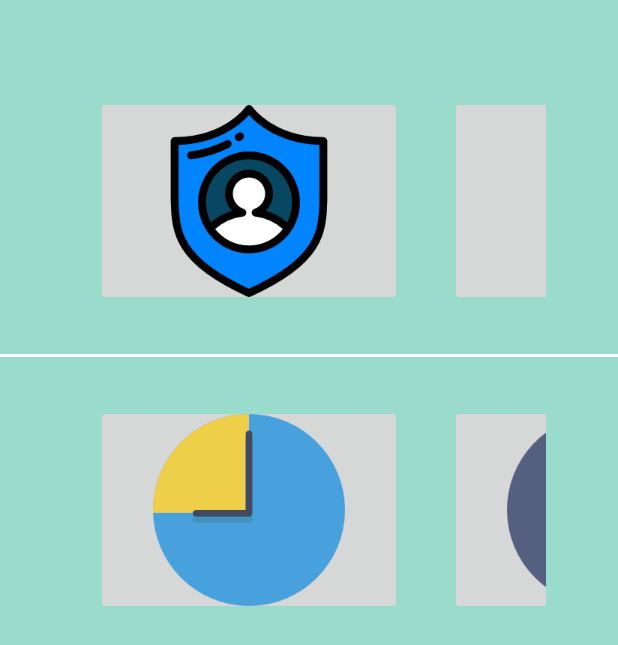
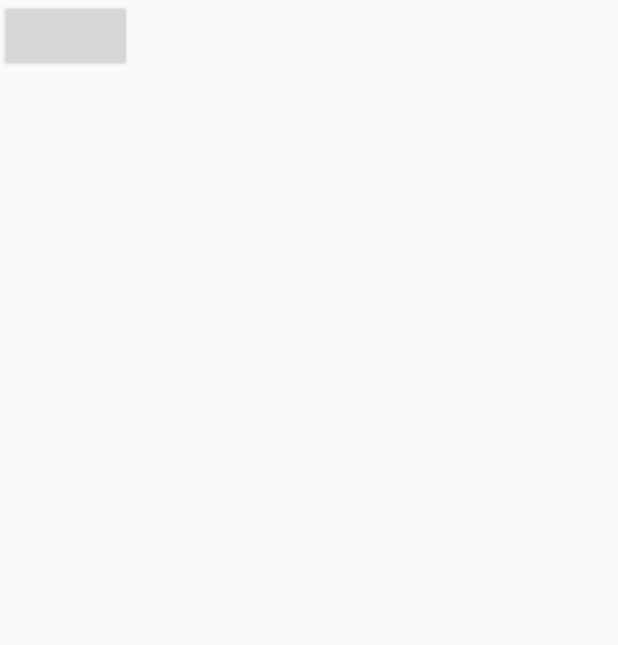
Before and after one commit to daliBsf/Spectrum, an Android app: the layout activity_parent.xml on its own in the app's theme, with its tools: preview values and no code run, on a phone screen of 412 x 824 dp. Shown: the top 645 px of the screen. Run offline under Robolectric (Android 15) with nearby library versions, the phone set to English and light mode, and no system bars.

Commit message:
ApplicationsLayout

```diff
--- a/app/src/main/AndroidManifest.xml
+++ b/app/src/main/AndroidManifest.xml
@@ -23,8 +23,8 @@
                 <category android:name="android.intent.category.LAUNCHER" />
             </intent-filter>
         </activity>
-        <activity android:name=".ui.menu.MenuActivity" />
-        <activity android:name=".ui.ApplicationsLayout.ApplicationsActivity" />
+        <activity android:name=".ui.menu.MenuActivity" ></activity>
+        <activity android:name=".ui.ApplicationsLayout.ApplicationsActivity" ></activity>
         <activity android:name=".ui.ParentLayout.ParentActivity"></activity>
     </application>
 
--- a/app/src/main/java/com/example/dali_bsf/spectrum/data/model/Application.java
+++ b/app/src/main/java/com/example/dali_bsf/spectrum/data/model/Application.java
@@ -1,5 +1,10 @@
 package com.example.dali_bsf.spectrum.data.model;
 
+
+import android.content.Intent;
+
+import io.realm.RealmObject;
+import io.realm.annotations.Ignore;
 
 /**
  * Created by dali-bsf on 16/01/18.
--- a/app/src/main/java/com/example/dali_bsf/spectrum/ui/Application.java
+++ b/app/src/main/java/com/example/dali_bsf/spectrum/ui/Application.java
@@ -20,6 +20,7 @@ public class Application extends DaggerApplication
         super.onCreate();
         RealmConfiguration config = new RealmConfiguration.Builder(getApplicationContext()).setModules(new RealmModule()).build();
         Realm.setDefaultConfiguration(config);
+
     }
 
 
--- a/app/src/main/java/com/example/dali_bsf/spectrum/ui/home/HomeActivity.java
+++ b/app/src/main/java/com/example/dali_bsf/spectrum/ui/home/HomeActivity.java
@@ -8,7 +8,6 @@ import android.util.Log;
 
 import com.example.dali_bsf.spectrum.R;
 import com.example.dali_bsf.spectrum.data.Repostry.IParentRepository;
-import com.github.clans.fab.FloatingActionButton;
 import com.example.dali_bsf.spectrum.ui.ParentLayout.ParentActivity;
 import com.github.clans.fab.FloatingActionButton;
 
@@ -36,11 +35,6 @@ public class HomeActivity extends DaggerActivity implements HomeContract.HomeVie
         ButterKnife.bind(this);
 
     }
-    @OnClick(R.id.control_parental)
-    public void onParentFloatButton(FloatingActionButton parent)
-    {
-
-    }
 
 
     @OnClick(R.id.control_parental)
--- a/app/src/main/java/com/example/dali_bsf/spectrum/ui/menu/MenuContract.java
+++ b/app/src/main/java/com/example/dali_bsf/spectrum/ui/menu/MenuContract.java
@@ -9,7 +9,7 @@ import com.example.dali_bsf.spectrum.ui.home.HomeContract;
  */
 
 public class MenuContract {
-    public interface  MenuView extends BaseView<HomeContract.HomePresenter> {
+    public interface  MenuView extends BaseView<MenuContract.MenuPresenter> {
 
     }
     public interface  MenuPresenter extends BasePresenter { }
--- a/app/src/main/res/layout/activity_parent.xml
+++ b/app/src/main/res/layout/activity_parent.xml
@@ -1,143 +1,9 @@
 <?xml version="1.0" encoding="utf-8"?>
-<LinearLayout
-    xmlns:android="http://schemas.android.com/apk/res/android"
-    xmlns:app="http://schemas.android.com/apk/res-auto"
-    xmlns:tools="http://schemas.android.com/tools"
-    android:layout_width="match_parent"
-    android:layout_height="match_parent"
-    android:orientation="vertical"
-    android:background="@color/parentBackground"
-    >
-
-<LinearLayout
+<android.support.constraint.ConstraintLayout
+    xmlns:android="http://schemas.android.com/apk/res/android" android:layout_width="match_parent"
+    android:layout_height="match_parent">
+<Button
     android:layout_width="wrap_content"
     android:layout_height="wrap_content"
-    android:orientation="horizontal"
-    android:paddingLeft="32dp"
-    android:paddingRight="32dp"
-    android:paddingTop="64dp"
-    android:paddingBottom="32dp">
-    <LinearLayout
-        android:layout_width="wrap_content"
-        android:layout_height="wrap_content"
-        android:orientation="horizontal"
-        android:paddingLeft="32dp"
-        android:paddingRight="16dp">
-    <ImageButton
-        android:id="@+id/imageButton"
-        android:layout_width="204dp"
-        android:layout_height="140dp"
-        app:srcCompat="@mipmap/personne"
-        /></LinearLayout>
-    <LinearLayout
-        android:layout_width="wrap_content"
-        android:layout_height="wrap_content"
-        android:orientation="horizontal"
-        android:paddingLeft="16dp"
-        android:paddingRight="16dp">
-    <ImageButton
-        android:id="@+id/imageButton2"
-        android:layout_width="204dp"
-        android:layout_height="140dp"
-        tools:layout_editor_absoluteX="457dp"
-        tools:layout_editor_absoluteY="337dp" />
-    </LinearLayout>
-    <LinearLayout
-        android:layout_width="wrap_content"
-        android:layout_height="wrap_content"
-        android:orientation="horizontal"
-        android:paddingLeft="16dp"
-        android:paddingRight="16dp">
-        <ImageButton
-        android:id="@+id/imageButton3"
-        android:layout_width="204dp"
-        android:layout_height="140dp"
-        app:srcCompat="@mipmap/internet"  />
-    </LinearLayout>
-    <LinearLayout
-    android:layout_width="wrap_content"
-    android:layout_height="wrap_content"
-    android:orientation="horizontal"
-    android:paddingLeft="16dp"
-    android:paddingRight="32dp">
-    <ImageButton
-        android:id="@+id/imageButton4"
-        android:layout_width="204dp"
-        android:layout_height="140dp"
-        app:srcCompat="@mipmap/ic_launcher"
-        tools:layout_editor_absoluteX="457dp"
-        tools:layout_editor_absoluteY="337dp"  />
-</LinearLayout>
-</LinearLayout>
-
-
-    <View
-        android:layout_width="fill_parent"
-        android:layout_height="2dp"
-        android:background="#ffffff"/>
-
-
-    <LinearLayout
-        android:layout_width="wrap_content"
-        android:layout_height="wrap_content"
-        android:orientation="horizontal"
-        android:paddingLeft="32dp"
-        android:paddingRight="32dp"
-        android:paddingTop="32dp"
-        android:paddingBottom="16dp">
-        <LinearLayout
-            android:layout_width="wrap_content"
-            android:layout_height="wrap_content"
-            android:orientation="horizontal"
-            android:paddingLeft="32dp"
-            android:paddingRight="16dp">
-            <ImageButton
-                android:id="@+id/imageButton1"
-                android:layout_width="204dp"
-                android:layout_height="140dp"
-                app:srcCompat="@mipmap/time"
-
-
-                /></LinearLayout>
-        <LinearLayout
-            android:layout_width="wrap_content"
-            android:layout_height="wrap_content"
-            android:orientation="horizontal"
-            android:paddingLeft="16dp"
-            android:paddingRight="16dp">
-            <ImageButton
-                android:id="@+id/imageButton22"
-                android:layout_width="204dp"
-                android:layout_height="140dp"
-                app:srcCompat="@mipmap/stat"
-                 />
-        </LinearLayout>
-        <LinearLayout
-            android:layout_width="wrap_content"
-            android:layout_height="wrap_content"
-            android:orientation="horizontal"
-            android:paddingLeft="16dp"
-            android:paddingRight="16dp">
-            <ImageButton
-                android:id="@+id/imageButton23"
-                android:layout_width="204dp"
-                android:layout_height="140dp"
-                app:srcCompat="@mipmap/config"
-                />
-        </LinearLayout>
-        <LinearLayout
-            android:layout_width="wrap_content"
-            android:layout_height="wrap_content"
-            android:orientation="horizontal"
-            android:paddingLeft="16dp"
-            android:paddingRight="32dp">
-            <ImageButton
-                android:id="@+id/imageButton24"
-                android:layout_width="204dp"
-                android:layout_height="140dp"
-                app:srcCompat="@mipmap/home"
-                 />
-        </LinearLayout>
-    </LinearLayout>
-
-</LinearLayout>
+    android:id="@+id/application_manage"/>
+</android.support.constraint.ConstraintLayout>
--- a/app/src/main/res/layout/applications.xml
+++ b/app/src/main/res/layout/applications.xml
@@ -3,7 +3,8 @@
     xmlns:android="http://schemas.android.com/apk/res/android"
     xmlns:tools="http://schemas.android.com/tools"
     android:layout_width="match_parent"
-    android:layout_height="match_parent">
+    android:layout_height="match_parent"
+    tools:context=".ui.ApplicationsLayout.ApplicationsActivity">
 
     <android.support.v7.widget.RecyclerView
         android:layout_width="match_parent"
--- a/app/src/main/res/layout/list_item.xml
+++ b/app/src/main/res/layout/list_item.xml
@@ -21,7 +21,7 @@
             android:layout_alignParentLeft="true"
             android:layout_alignParentTop="true"
             android:layout_marginRight="16dp"
-            app:srcCompat="@mipmap/applications" />
+            app:srcCompat="@mipmap/ic_launcher" />
 
         <TextView
             android:id="@+id/person_name"
```
Also changed, not shown: app/src/main/java/com/example/dali_bsf/spectrum/di/AppModule.java (+14 -0 lines), app/src/main/java/com/example/dali_bsf/spectrum/ui/ApplicationsLayout/AppPresenter.java (+15 -1 lines), app/src/main/java/com/example/dali_bsf/spectrum/ui/ApplicationsLayout/ApplicationActivityModule.java (+7 -2 lines), app/src/main/java/com/example/dali_bsf/spectrum/ui/ApplicationsLayout/ApplicationsActivity.java (+18 -8 lines), app/src/main/java/com/example/dali_bsf/spectrum/ui/ApplicationsLayout/ApplicationsContract.java (+11 -1 lines), app/src/main/java/com/example/dali_bsf/spectrum/ui/ParentLayout/ParentActivity.java (+15 -1 lines), app/src/main/java/com/example/dali_bsf/spectrum/ui/menu/MenuActivity.java (+13 -11 lines), app/src/main/java/com/example/dali_bsf/spectrum/util/SharedPreferencesManager.java (added, +28 -0 lines), app/src/main/res/mipmap-hdpi/applications.png (added), 1 other file.
